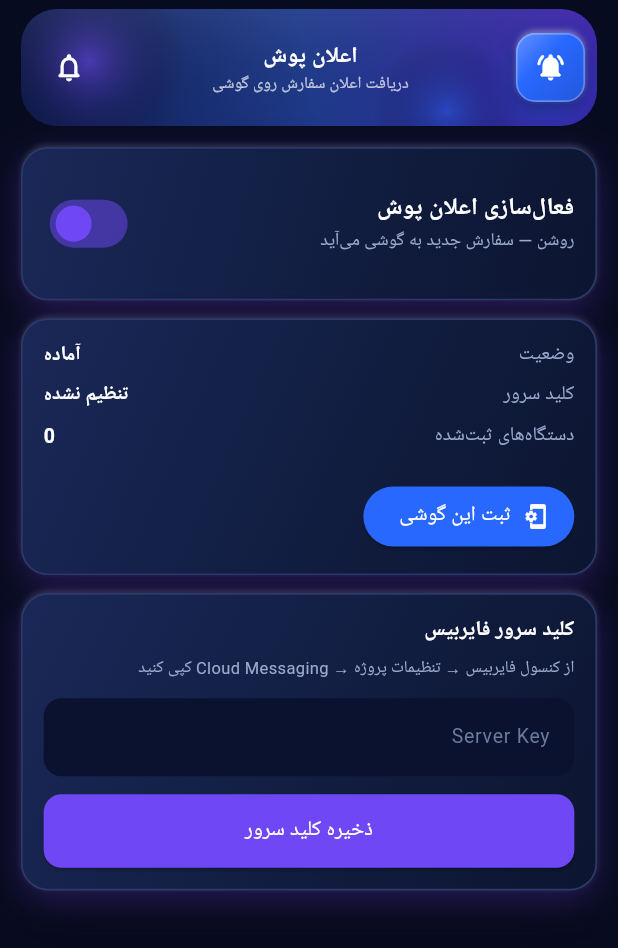
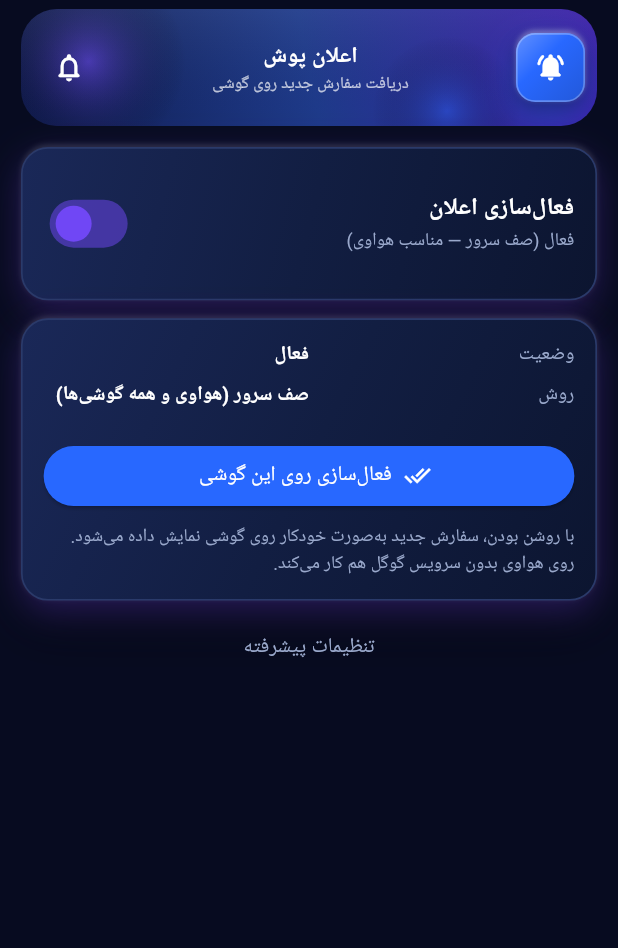
Before and after one commit to froshapp/foroshgah-yar2, a Flutter app: the FcmSettingsScreen screen opened directly, on a phone screen of 412 x 824 dp. Shown: the top 948 px of the screen. Run offline on Flutter 3.47's test engine with Material 3 defaults, Android fonts, the phone set to English and light mode, and no system bars; our stand-ins replace dio, firebase_core, firebase_messaging, flutter_local_notifications, flutter_svg, image_picker and 4 more; accounts and stored records are empty.

Commit message:
Add files via upload

```diff
--- a/lib/features/settings/fcm_settings_screen.dart
+++ b/lib/features/settings/fcm_settings_screen.dart
@@ -1,5 +1,4 @@
 import 'package:flutter/material.dart';
-import 'package:flutter/services.dart';
 import 'package:provider/provider.dart';
 import '../../core/services/auth_service.dart';
 import '../../core/services/fcm_service.dart';
@@ -13,11 +12,10 @@ class FcmSettingsScreen extends StatefulWidget {
 
 class _FcmSettingsScreenState extends State<FcmSettingsScreen> {
   final keyCtrl = TextEditingController();
-  bool loading = true;
   bool saving = false;
-  bool syncing = false;
+  bool showAdvanced = false;
   bool hasKey = false;
-  int tokenCount = 0;
+  int deviceCount = 0;
 
   @override
   void initState() {
@@ -25,40 +23,20 @@ class _FcmSettingsScreenState extends State<FcmSettingsScreen> {
     _load();
   }
 
-  String _friendlyError(String? e) {
-    if (e == null || e.isEmpty) return '';
-    final s = e.toLowerCase();
-    if (s.contains('missing_instanceid') || s.contains('instanceid')) {
-      return 'سرویس گوگل پلی روی این گوشی در دسترس نیست یا نیاز به به‌روزرسانی دارد.';
-    }
-    if (s.contains('firebaseoptions') || s.contains('values.xml')) {
-      return 'پیکربندی فایربیس ناقص است. اپ را از بیلد جدید نصب کنید.';
-    }
-    if (s.contains('غیرفعال')) return e;
-    if (s.contains('network') || s.contains('socket')) {
-      return 'اتصال اینترنت برقرار نیست.';
-    }
-    return 'راه‌اندازی اعلان با مشکل مواجه شد. سرویس گوگل پلی و اینترنت را بررسی کنید.';
-  }
-
   Future<void> _load() async {
-    setState(() => loading = true);
     try {
       final res = await context.read<AuthService>().api.dio.get('fcm-settings');
       if (res.data is Map) {
         hasKey = res.data['has_server_key'] == true;
-        tokenCount = int.tryParse('${res.data['token_count'] ?? 0}') ?? 0;
+        deviceCount = int.tryParse('${res.data['device_count'] ?? res.data['token_count'] ?? 0}') ?? 0;
       }
     } catch (_) {}
-    if (mounted) setState(() => loading = false);
+    if (mounted) setState(() {});
   }
 
-  Future<void> _save() async {
+  Future<void> _saveKey() async {
     final key = keyCtrl.text.trim();
-    if (key.isEmpty) {
-      ScaffoldMessenger.of(context).showSnackBar(const SnackBar(content: Text('کلید سرور را وارد کنید')));
-      return;
-    }
+    if (key.isEmpty) return;
     setState(() => saving = true);
     try {
       await context.read<AuthService>().api.dio.post('fcm-settings', data: {'server_key': key});
@@ -66,14 +44,14 @@ class _FcmSettingsScreenState extends State<FcmSettingsScreen> {
       await _load();
       if (mounted) {
         ScaffoldMessenger.of(context).showSnackBar(const SnackBar(
-          content: Text('کلید ذخیره شد'),
+          content: Text('ذخیره شد'),
           backgroundColor: Color(0xFF065F46),
         ));
       }
     } catch (_) {
       if (mounted) {
         ScaffoldMessenger.of(context).showSnackBar(const SnackBar(
-          content: Text('ذخیره کلید ناموفق بود'),
+          content: Text('ذخیره نشد'),
           backgroundColor: Color(0xFF7F1D1D),
         ));
       }
@@ -81,96 +59,94 @@ class _FcmSettingsScreenState extends State<FcmSettingsScreen> {
     if (mounted) setState(() => saving = false);
   }
 
-  Future<void> _syncDevice() async {
-    setState(() => syncing = true);
+  Future<void> _activate() async {
     final fcm = FcmService();
-    if (!fcm.enabled) {
     await fcm.setEnabled(true);
-    }
-    if (!fcm.ready) {
-      await fcm.init();
-    }
-    final ok = await fcm.syncToken(context.read<AuthService>());
-    await _load();
+    await fcm.syncToken(context.read<AuthService>());
     if (mounted) {
-      ScaffoldMessenger.of(context).showSnackBar(SnackBar(
-        content: Text(ok
-            ? 'این گوشی برای دریافت اعلان ثبت شد'
-            : _friendlyError(fcm.lastError).isNotEmpty
-                ? _friendlyError(fcm.lastError)
-                : 'ثبت انجام نشد. گوگل پلی سرویس را بررسی کنید'),
-        backgroundColor: ok ? const Color(0xFF065F46) : const Color(0xFF7F1D1D),
+      setState(() {});
+      ScaffoldMessenger.of(context).showSnackBar(const SnackBar(
+        content: Text('اعلان فعال شد'),
+        backgroundColor: Color(0xFF065F46),
       ));
-      setState(() => syncing = false);
     }
   }
 
   @override
   Widget build(BuildContext context) {
     final fcm = FcmService();
-    final err = _friendlyError(fcm.lastError);
     return Scaffold(
       backgroundColor: AppColors.bg,
       body: Column(children: [
         const GlassHeader(
           title: 'اعلان پوش',
-          subtitle: 'دریافت اعلان سفارش روی گوشی',
+          subtitle: 'دریافت سفارش جدید روی گوشی',
           leadingIcon: Icons.notifications_active_rounded,
           leadingColor: AppColors.blue,
           showSettingsGear: false,
         ),
         Expanded(
-          child: loading
-              ? const Center(child: MiniLoader())
-              : ListView(
+          child: ListView(
             padding: const EdgeInsets.fromLTRB(14, 14, 14, 24),
             children: [
               NeonCard(
                 child: SwitchListTile(
                   contentPadding: EdgeInsets.zero,
-                        title: const Text('فعال‌سازی اعلان پوش', style: TextStyle(color: Colors.white, fontWeight: FontWeight.w600)),
+                  title: const Text('فعال‌سازی اعلان', style: TextStyle(color: Colors.white, fontWeight: FontWeight.w600)),
                   subtitle: Text(
-                          fcm.enabled ? 'روشن — سفارش جدید به گوشی می‌آید' : 'خاموش',
+                    fcm.enabled ? fcm.statusText : 'خاموش',
                     style: const TextStyle(color: AppColors.textDim, fontSize: 12),
                   ),
                   value: fcm.enabled,
                   activeColor: AppColors.purple,
                   onChanged: (v) async {
-                          await fcm.setEnabled(v);
+                    if (v) {
+                      await _activate();
+                    } else {
+                      await fcm.setEnabled(false);
                       setState(() {});
-                          if (v) await _syncDevice();
+                    }
                   },
                 ),
               ),
               const SizedBox(height: 12),
               NeonCard(
-                      child: Column(crossAxisAlignment: CrossAxisAlignment.start, children: [
-                        _row('وضعیت', fcm.ready ? 'آماده' : 'غیرفعال'),
-                        _row('کلید سرور', hasKey ? 'تنظیم شده' : 'تنظیم نشده'),
-                        _row('دستگاه‌های ثبت‌شده', '$tokenCount'),
-                        if (err.isNotEmpty) ...[
-                          const SizedBox(height: 8),
-                          Text(err, style: const TextStyle(color: AppColors.red, fontSize: 12, height: 1.4)),
-                        ],
+                child: Column(crossAxisAlignment: CrossAxisAlignment.stretch, children: [
+                  _row('وضعیت', fcm.enabled ? 'فعال' : 'غیرفعال'),
+                  _row('روش', fcm.gmsAvailable ? 'پوش گوگل + صف سرور' : 'صف سرور (هواوی و همه گوشی‌ها)'),
+                  if (deviceCount > 0) _row('دستگاه‌های ثبت‌شده', '$deviceCount'),
                   const SizedBox(height: 12),
                   ElevatedButton.icon(
-                          onPressed: syncing ? null : _syncDevice,
-                          icon: const Icon(Icons.phonelink_setup, size: 18),
-                          label: Text(syncing ? '...' : 'ثبت این گوشی'),
+                    onPressed: _activate,
+                    icon: const Icon(Icons.done_all, size: 18),
+                    label: const Text('فعال‌سازی روی این گوشی'),
                     style: ElevatedButton.styleFrom(
                       backgroundColor: AppColors.blue,
                       foregroundColor: Colors.white,
                     ),
                   ),
+                  const SizedBox(height: 8),
+                  const Text(
+                    'با روشن بودن، سفارش جدید به‌صورت خودکار روی گوشی نمایش داده می‌شود. روی هواوی بدون سرویس گوگل هم کار می‌کند.',
+                    style: TextStyle(color: AppColors.textDim, fontSize: 12, height: 1.45),
+                  ),
                 ]),
               ),
-                    const SizedBox(height: 12),
+              const SizedBox(height: 8),
+              TextButton(
+                onPressed: () => setState(() => showAdvanced = !showAdvanced),
+                child: Text(
+                  showAdvanced ? 'بستن تنظیمات پیشرفته' : 'تنظیمات پیشرفته',
+                  style: const TextStyle(color: AppColors.textDim),
+                ),
+              ),
+              if (showAdvanced)
                 NeonCard(
                   child: Column(crossAxisAlignment: CrossAxisAlignment.stretch, children: [
-                        const Text('کلید سرور فایربیس', style: TextStyle(color: Colors.white, fontWeight: FontWeight.w600)),
+                    const Text('کلید سرور فایربیس (اختیاری)', style: TextStyle(color: Colors.white, fontWeight: FontWeight.w600)),
                     const SizedBox(height: 6),
                     const Text(
-                          'از کنسول فایربیس → تنظیمات پروژه → Cloud Messaging کپی کنید',
+                      'فقط برای گوشی‌های دارای گوگل. برای هواوی لازم نیست.',
                       style: TextStyle(color: AppColors.textDim, fontSize: 11),
                     ),
                     const SizedBox(height: 12),
@@ -187,14 +163,9 @@ class _FcmSettingsScreenState extends State<FcmSettingsScreen> {
                     ),
                     const SizedBox(height: 12),
                     ElevatedButton(
-                          onPressed: saving ? null : _save,
-                          style: ElevatedButton.styleFrom(
-                            backgroundColor: AppColors.purple,
-                            foregroundColor: Colors.white,
-                            padding: const EdgeInsets.symmetric(vertical: 14),
-                            shape: RoundedRectangleBorder(borderRadius: BorderRadius.circular(12)),
-                          ),
-                          child: Text(saving ? '...' : 'ذخیره کلید سرور'),
+                      onPressed: saving ? null : _saveKey,
+                      style: ElevatedButton.styleFrom(backgroundColor: AppColors.purple, foregroundColor: Colors.white),
+                      child: Text(saving ? '...' : 'ذخیره'),
                     ),
                   ]),
                 ),
@@ -205,13 +176,11 @@ class _FcmSettingsScreenState extends State<FcmSettingsScreen> {
     );
   }
 
-  Widget _row(String k, String v) {
-    return Padding(
+  Widget _row(String k, String v) => Padding(
         padding: const EdgeInsets.only(bottom: 8),
         child: Row(children: [
           Expanded(child: Text(k, style: const TextStyle(color: AppColors.textDim, fontSize: 13))),
-        Text(v, style: const TextStyle(color: Colors.white, fontWeight: FontWeight.w600, fontSize: 13)),
+          Flexible(child: Text(v, textAlign: TextAlign.left, style: const TextStyle(color: Colors.white, fontWeight: FontWeight.w600, fontSize: 13))),
         ]),
       );
 }
-}
--- a/lib/main.dart
+++ b/lib/main.dart
@@ -24,6 +24,7 @@ void main() async {
   await auth.tryAutoLogin();
   if (auth.isAuthenticated) {
     await FcmService().syncToken(auth);
+    FcmService().startPolling(auth);
   }
 
   runApp(
```
Also changed, not shown: lib/core/services/fcm_service.dart (+174 -65 lines), lib/features/products/products_screen.dart (+97 -37 lines). Lines whose indentation alone changed are shown as unchanged.
